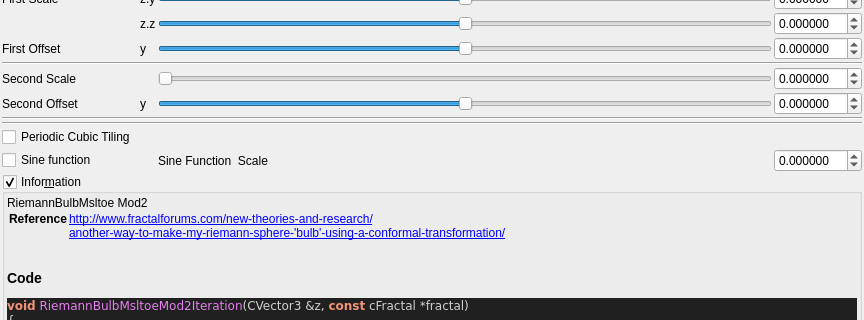
First picture: the form in mandelbulber2/qt_data/fractal_riemann_bulb_msltoe_mod2.ui, repository buddhi1980/mandelbulber2, before the edit; both pictures show x 0 to 864 and y 228 to 548 of the 864 by 1148 pixel window.
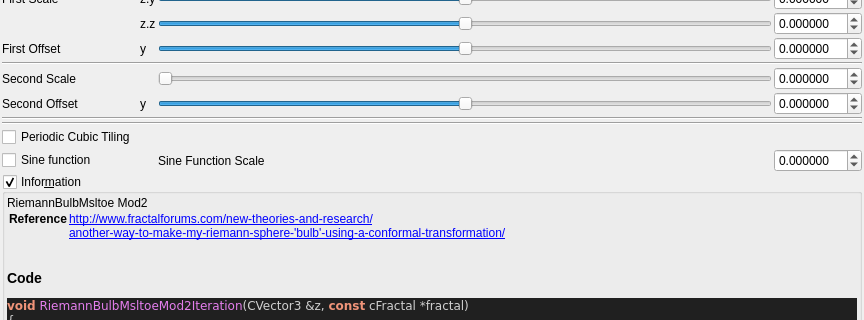
Second picture: the form after the edit. Custom widgets are drawn as their Qt base class.

```diff
--- a/mandelbulber2/qt_data/fractal_riemann_bulb_msltoe_mod2.ui
+++ b/mandelbulber2/qt_data/fractal_riemann_bulb_msltoe_mod2.ui
@@ -136,7 +136,7 @@
      <item row="20" column="3">
       <widget class="QLabel" name="label_115">
        <property name="text">
-        <string>Sine Function  Scale</string>
+        <string>Sine Function Scale</string>
        </property>
       </widget>
      </item>
```
